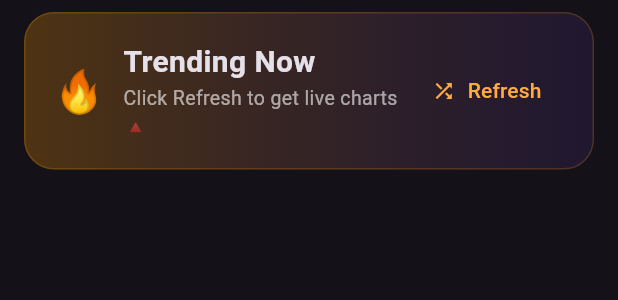
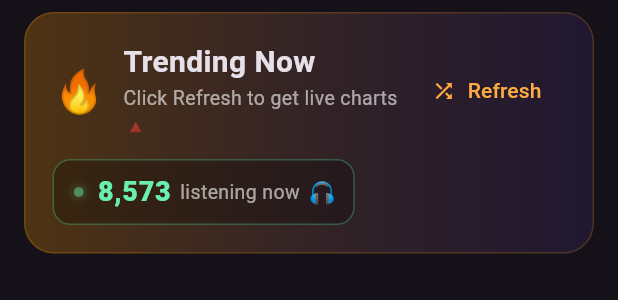
Before and after one commit to vaibhavvkumarr/bb_mindhz, a Flutter app: the TrendingTab widget shown alone on an empty page, opened directly with empty values, on a phone screen of 412 x 824 dp. Shown: the top 300 px of the screen. Run offline on Flutter 3.47's test engine with Material 3 defaults, Android fonts, the phone set to English and light mode, and no system bars; our stand-ins replace just_audio, shared_preferences; accounts and stored records are empty; network calls fail.

Commit message:
15th push

```diff
--- a/lib/main.dart
+++ b/lib/main.dart
@@ -1364,6 +1364,11 @@ class TrendingTab extends StatefulWidget {
 class _TrendingTabState extends State<TrendingTab> {
   List<Song> trendingSongs = [];
 
+  // ── Live listener counter ──
+  int _liveListeners = 0;
+  Timer? _liveTimer;
+  final Random _random = Random();
+
   @override
   void didUpdateWidget(TrendingTab oldWidget) {
     super.didUpdateWidget(oldWidget);
@@ -1376,11 +1381,45 @@ class _TrendingTabState extends State<TrendingTab> {
   void initState() {
     super.initState();
     if (widget.songs.isNotEmpty) _pickRandom();
+    // Start with a random value in range
+    _liveListeners = 5000 + _random.nextInt(10001);
+    // Update every second with a small random fluctuation
+    _liveTimer = Timer.periodic(const Duration(seconds: 1), (_) {
+      if (!mounted) return;
+      // Fluctuate by ±300 but clamp strictly between 5000–15000
+      final delta = _random.nextInt(601) - 300; // -300 to +300
+      setState(() {
+        _liveListeners = (_liveListeners + delta).clamp(5000, 15000);
+      });
+    });
+  }
+
+  @override
+  void dispose() {
+    _liveTimer?.cancel();
+    super.dispose();
   }
 
   void _pickRandom() {
     final shuffled = List<Song>.from(widget.songs)..shuffle(Random());
     setState(() => trendingSongs = shuffled.take(5).toList());
+  }
+
+  /// Format number with comma separator e.g. 12345 → "12,345"
+  String _formatCount(int n) {
+    final s = n.toString();
+    if (s.length <= 3) return s;
+    final buf = StringBuffer();
+    final mod = s.length % 3;
+    if (mod != 0) {
+      buf.write(s.substring(0, mod));
+      if (s.length > mod) buf.write(',');
+    }
+    for (int i = mod; i < s.length; i += 3) {
+      buf.write(s.substring(i, i + 3));
+      if (i + 3 < s.length) buf.write(',');
+    }
+    return buf.toString();
   }
 
   @override
@@ -1405,7 +1444,11 @@ class _TrendingTabState extends State<TrendingTab> {
             ),
             border: Border.all(color: Colors.orange.withOpacity(0.2)),
           ),
-          child: Row(
+          child: Column(
+            crossAxisAlignment: CrossAxisAlignment.start,
+            children: [
+              // ── Top row: flame + title + refresh ──
+              Row(
                 children: [
                   const Text("🔥", style: TextStyle(fontSize: 28)),
                   const SizedBox(width: 12),
@@ -1433,6 +1476,66 @@ class _TrendingTabState extends State<TrendingTab> {
                     label: const Text("Refresh"),
                     style: TextButton.styleFrom(
                       foregroundColor: Colors.orangeAccent,
+                    ),
+                  ),
+                ],
+              ),
+
+              // ── Live listener counter ──
+              const SizedBox(height: 12),
+              Container(
+                padding: const EdgeInsets.symmetric(
+                  horizontal: 12,
+                  vertical: 8,
+                ),
+                decoration: BoxDecoration(
+                  borderRadius: BorderRadius.circular(12),
+                  color: Colors.black.withOpacity(0.25),
+                  border: Border.all(
+                    color: Colors.greenAccent.withOpacity(0.30),
+                  ),
+                ),
+                child: Row(
+                  mainAxisSize: MainAxisSize.min,
+                  children: [
+                    // Animated pulsing green dot
+                    _PulsingDot(),
+                    const SizedBox(width: 8),
+                    AnimatedSwitcher(
+                      duration: const Duration(milliseconds: 400),
+                      transitionBuilder: (child, animation) => FadeTransition(
+                        opacity: animation,
+                        child: SlideTransition(
+                          position: Tween<Offset>(
+                            begin: const Offset(0, 0.3),
+                            end: Offset.zero,
+                          ).animate(animation),
+                          child: child,
+                        ),
+                      ),
+                      child: Text(
+                        _formatCount(_liveListeners),
+                        key: ValueKey(_liveListeners),
+                        style: const TextStyle(
+                          fontSize: 18,
+                          fontWeight: FontWeight.w800,
+                          color: Colors.greenAccent,
+                          letterSpacing: 0.5,
+                        ),
+                      ),
+                    ),
+                    const SizedBox(width: 6),
+                    const Text(
+                      "listening now",
+                      style: TextStyle(
+                        fontSize: 13,
+                        color: Colors.white60,
+                        fontWeight: FontWeight.w400,
+                      ),
+                    ),
+                    const SizedBox(width: 6),
+                    const Text("🎧", style: TextStyle(fontSize: 14)),
+                  ],
                 ),
               ),
             ],
@@ -1554,6 +1657,69 @@ class _TrendingTabState extends State<TrendingTab> {
   }
 }
 
+// ================= PULSING GREEN DOT =================
+class _PulsingDot extends StatefulWidget {
+  @override
+  State<_PulsingDot> createState() => _PulsingDotState();
+}
+
+class _PulsingDotState extends State<_PulsingDot>
+    with SingleTickerProviderStateMixin {
+  late AnimationController _controller;
+  late Animation<double> _scaleAnim;
+  late Animation<double> _opacityAnim;
+
+  @override
+  void initState() {
+    super.initState();
+    _controller = AnimationController(
+      vsync: this,
+      duration: const Duration(milliseconds: 1000),
+    )..repeat(reverse: true);
+
+    _scaleAnim = Tween<double>(begin: 0.7, end: 1.3).animate(
+      CurvedAnimation(parent: _controller, curve: Curves.easeInOut),
+    );
+    _opacityAnim = Tween<double>(begin: 0.5, end: 1.0).animate(
+      CurvedAnimation(parent: _controller, curve: Curves.easeInOut),
+    );
+  }
+
+  @override
+  void dispose() {
+    _controller.dispose();
+    super.dispose();
+  }
+
+  @override
+  Widget build(BuildContext context) {
+    return AnimatedBuilder(
+      animation: _controller,
+      builder: (_, __) => Opacity(
+        opacity: _opacityAnim.value,
+        child: Transform.scale(
+          scale: _scaleAnim.value,
+          child: Container(
+            width: 9,
+            height: 9,
+            decoration: BoxDecoration(
+              shape: BoxShape.circle,
+              color: Colors.greenAccent,
+              boxShadow: [
+                BoxShadow(
+                  color: Colors.greenAccent.withOpacity(0.6),
+                  blurRadius: 6,
+                  spreadRadius: 1,
+                ),
+              ],
+            ),
+          ),
+        ),
+      ),
+    );
+  }
+}
+
 // ================= TAB 3: MIXER =================
 class MixerTab extends StatefulWidget {
   final List<Song> songs;
@@ -2665,8 +2831,6 @@ class PartnersPage extends StatelessWidget {
 
               const SizedBox(height: 28),
 
-
-
               // ── Perks ──
               const _PerkItem(
                 emoji: "🎯",
--- a/pubspec.yaml
+++ b/pubspec.yaml
@@ -1,7 +1,7 @@
 name: binaural_beats
 description: "A new Flutter project."
 publish_to: 'none'
-version: 0.1.0+5
+version: 0.1.0+6
 
 environment:
   sdk: ^3.10.4
```
Also changed, not shown: 31 other files. Lines whose indentation alone changed are shown as unchanged.
